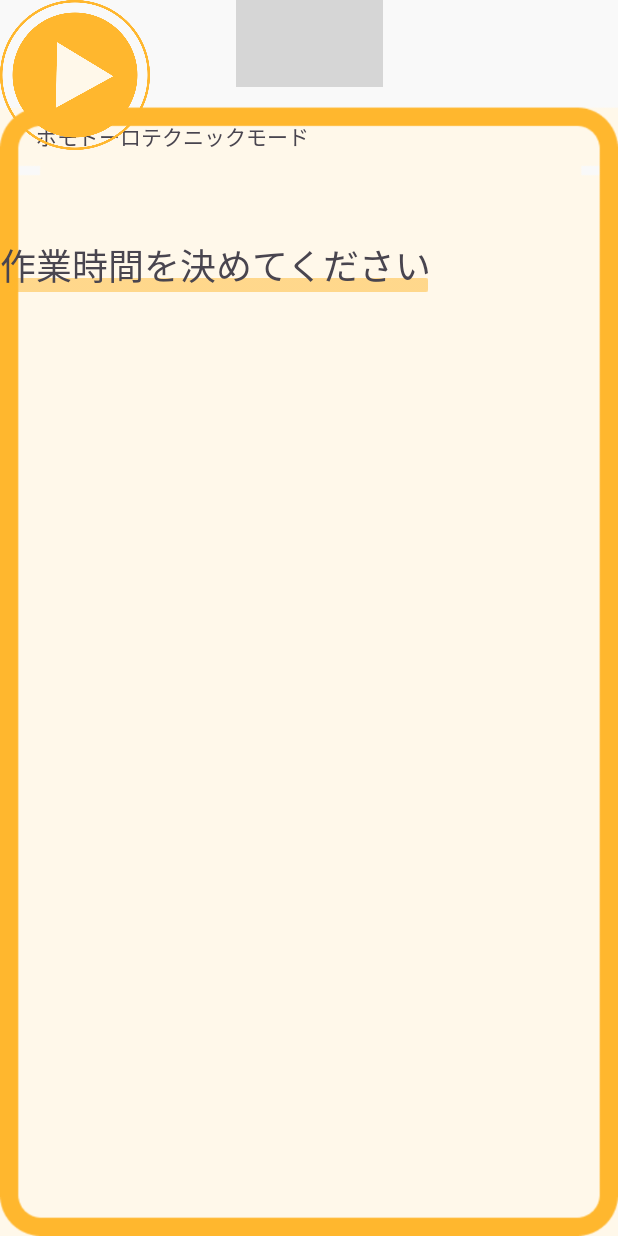
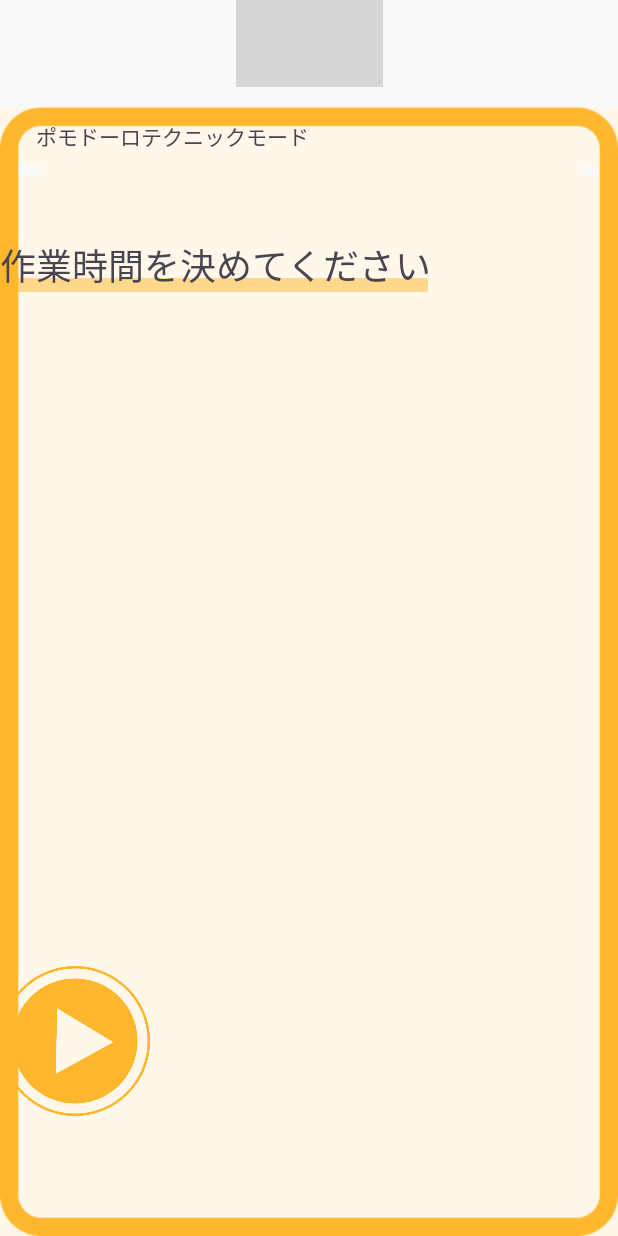
Before and after one commit to sou23-git/pc_contest_tomato, an Android app: the layout sn_1.xml on its own in the app's theme, with its tools: preview values and no code run, on a phone screen of 412 x 824 dp. Run offline under Robolectric (Android 15) with nearby library versions, the phone set to English and light mode, and no system bars; grey boxes are pictures that could not be loaded.

Commit message:
sn_1の作成（タイマー未完成） 2

```diff
--- a/app/src/main/res/layout/sn_1.xml
+++ b/app/src/main/res/layout/sn_1.xml
@@ -63,11 +63,12 @@
         android:id="@+id/imageButton"
         android:layout_width="100dp"
         android:layout_height="100dp"
+        android:layout_marginBottom="80dp"
         android:background="#00FFFFFF"
         android:scaleType="fitXY"
+        app:layout_constraintBottom_toBottomOf="parent"
         app:srcCompat="@drawable/sn_1_button_start"
-        tools:layout_editor_absoluteX="155dp"
-        tools:layout_editor_absoluteY="589dp" />
+        tools:layout_editor_absoluteX="155dp" />
 
     <ImageView
         android:id="@+id/imageView"
```
